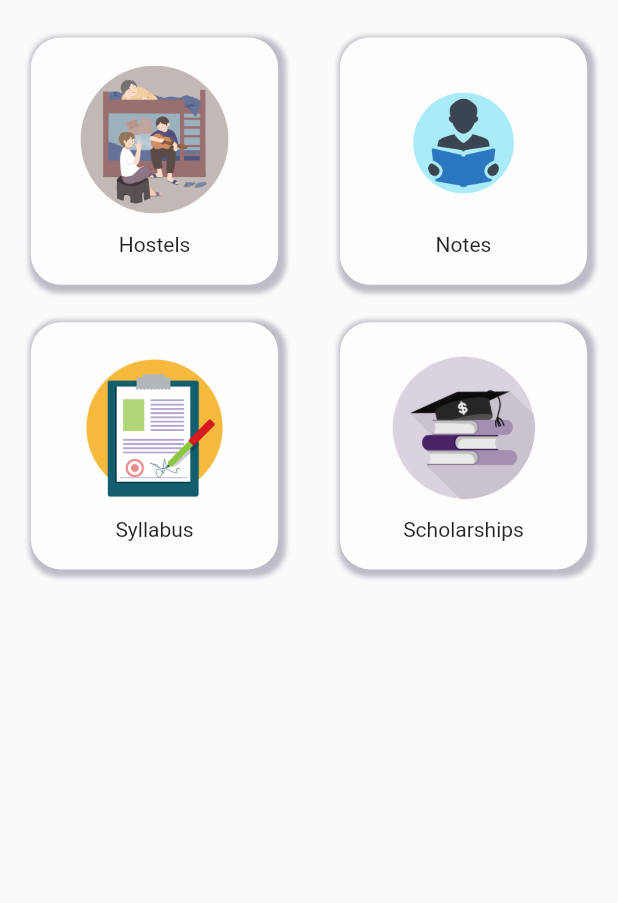
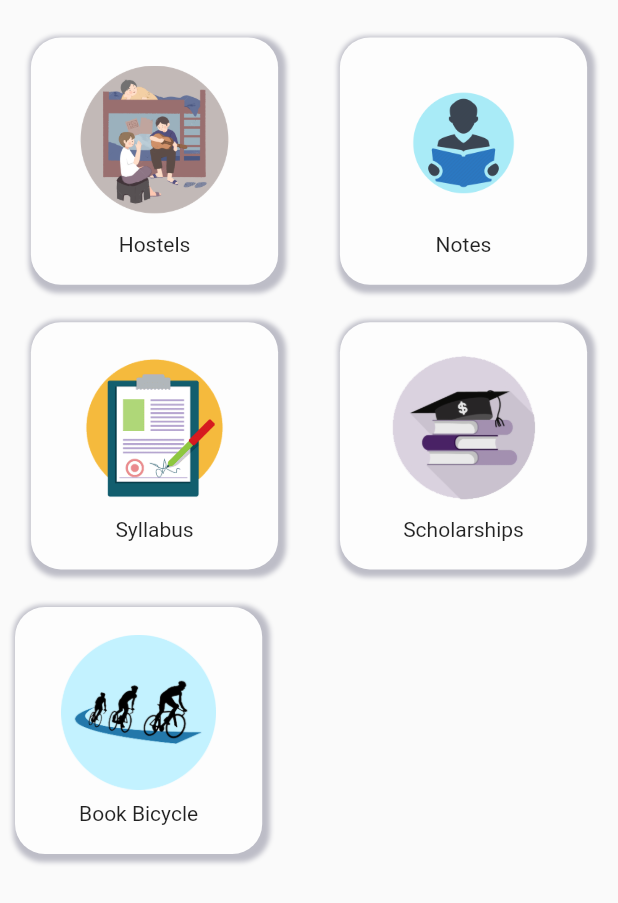
Before and after one commit to arunima-s/gecw-app, a Flutter app: the HomeScreenMenu widget shown alone on an empty page, opened directly, on a phone screen of 412 x 824 dp. Shown: the top 903 px of the screen. Run offline on Flutter 3.47's test engine with Material 2 defaults, Android fonts, the phone set to English and light mode, and no system bars; our stand-ins replace auto_size_text, cached_network_image, card_swiper, firebase_auth, firebase_core, firebase_database and 11 more; missing offline and left inert: maps_launcher, web_scraper; accounts and stored records are empty.

Commit message:
Final tweaks.

```diff
--- a/gecwapp/lib/main.dart
+++ b/gecwapp/lib/main.dart
@@ -176,7 +176,7 @@ class _MyAppState extends State<MyApp> {
       firebaseMessaging.streamCtlr.stream.listen(_changeData);
       firebaseMessaging.bodyCtlr.stream.listen(_changeBody);
       firebaseMessaging.titleCtlr.stream.listen(_changeTitle);
-      await FirebaseMessaging.instance.subscribeToTopic('weather');
+      await FirebaseMessaging.instance.subscribeToTopic('general');
     } catch (e) {
       print("!!!!!!!!!!!!!!!!!$e!!!!!!!!!!!!!!!!!!");
     }
--- a/gecwapp/lib/screens/studyMaterialScreen.dart
+++ b/gecwapp/lib/screens/studyMaterialScreen.dart
@@ -71,8 +71,15 @@ class _HomeScreenMenuState extends State<HomeScreenMenu> {
           ],
         ),
         Row(
-          mainAxisAlignment: MainAxisAlignment.spaceAround,
+          mainAxisAlignment: MainAxisAlignment.start,
           children: [
+            GestureDetector(
+                onTap: () {
+                  Messages.displayMessage(
+                      context, "Feature will be available soon");
+                },
+                child:
+                    StudyMenuItem("assets/images/bicycle.png", "Book Bicycle")),
             // GestureDetector(
             //     onTap: () {
             //       showDialog(
--- a/gecwapp/pubspec.yaml
+++ b/gecwapp/pubspec.yaml
@@ -54,6 +54,7 @@ dependencies:
   package_info_plus: ^1.4.3
   #####
   webview_flutter: ^3.0.4
+  share_plus: ^4.0.10+1
 
   # The following adds the Cupertino Icons font to your application.
   # Use with the CupertinoIcons class for iOS style icons.
```
Also changed, not shown: gecwapp/lib/customWidgets/Alerts/exit-alert.dart (+8 -2 lines), gecwapp/lib/customWidgets/navdrawer.dart (+27 -10 lines), gecwapp/pubspec.lock.
